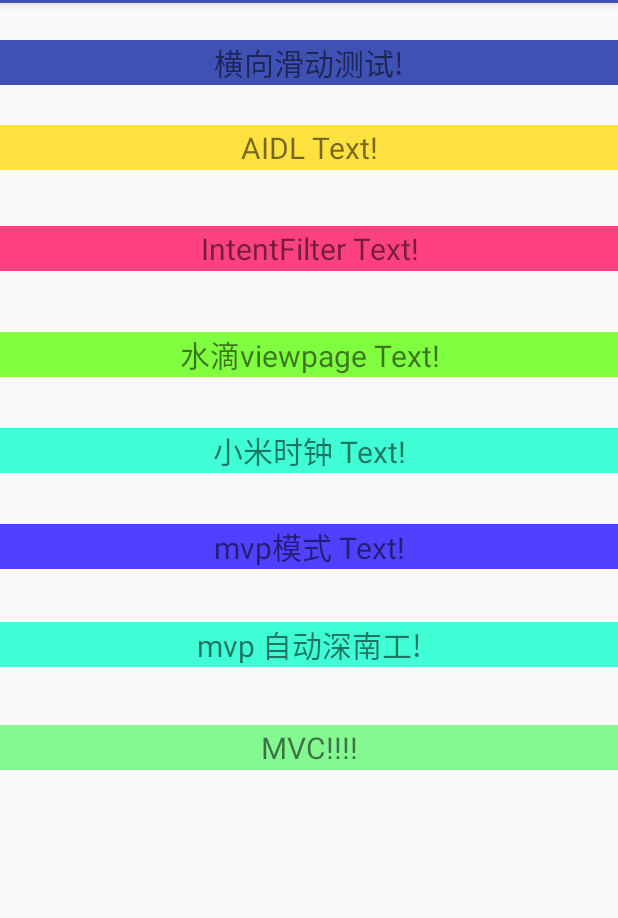
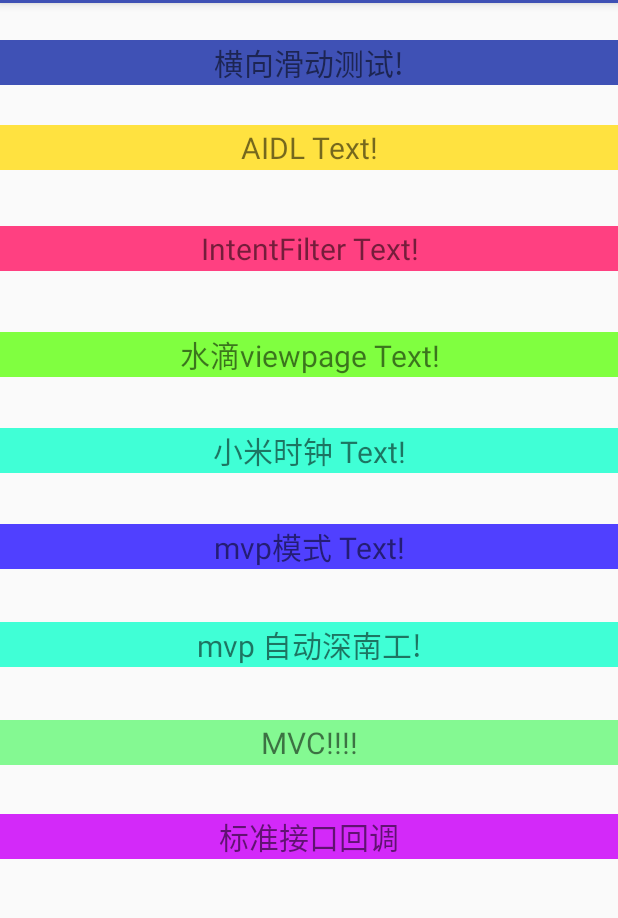
Before and after one commit to weixiaoming666/TextDemo, an Android app: the screen it shows after launch (MainActivity), on a phone screen of 412 x 824 dp, the part 81-999 px from its top. Run offline under Robolectric (Android 15) with nearby library versions, the phone set to English and light mode, and no system bars.

Commit message:
写一个标准的接口回调   还行  但是 存在问题是 aty 之间的 跳转不能传递 上下文

```diff
--- a/app/src/main/AndroidManifest.xml
+++ b/app/src/main/AndroidManifest.xml
@@ -61,7 +61,9 @@
         <activity
             android:name=".mvpdemo.MvpDemoAty"
             android:label="@string/title_activity_mvp_demo_aty" />
-        <activity android:name=".mvc.WeatherAtyTest"></activity>
+        <activity android:name=".mvc.WeatherAtyTest" />
+        <activity android:name=".interfacecallback.Aaty" />
+        <activity android:name=".interfacecallback.Baty"></activity>
     </application>
 
 </manifest>
--- a/app/src/main/java/com/example/administrator/textdemo/MainActivity.java
+++ b/app/src/main/java/com/example/administrator/textdemo/MainActivity.java
@@ -13,6 +13,7 @@ import android.widget.Toast;
 import com.example.administrator.textdemo.aidl.AIDLAty;
 import com.example.administrator.textdemo.horizontallistView.DemoOne;
 import com.example.administrator.textdemo.intentfilter.IntentFilterDemoAty;
+import com.example.administrator.textdemo.interfacecallback.Aaty;
 import com.example.administrator.textdemo.mvc.WeatherAtyTest;
 import com.example.administrator.textdemo.mvpdemo.MvpDemoAty;
 import com.example.administrator.textdemo.mvpdemo.MyMVPdemoAty;
@@ -83,4 +84,7 @@ public class MainActivity extends AppCompatActivity {
     public void jumpmvc(View view) {
         jump2Aty(WeatherAtyTest.class);
     }
+// 接口回调
+    public void callback(View view) {
+        jump2Aty(Aaty.class);}
 }
--- a/app/src/main/java/com/example/administrator/textdemo/mvc/OnWeatherListener.java
+++ b/app/src/main/java/com/example/administrator/textdemo/mvc/OnWeatherListener.java
@@ -3,7 +3,7 @@ package com.example.administrator.textdemo.mvc;
 /**
  * Created by Administrator on 2018/4/4.
  */
-
+// mvp  中的接口
 interface OnWeatherListener {
     void onSuccess(Weather weather);
     void onFail(String message);
--- a/app/src/main/java/com/example/administrator/textdemo/mvc/Weather.java
+++ b/app/src/main/java/com/example/administrator/textdemo/mvc/Weather.java
@@ -3,7 +3,7 @@ package com.example.administrator.textdemo.mvc;
 /**
  * Created by Administrator on 2018/4/4.
  */
-
+//mvp  中的 M
 public class Weather {
 
     /**
--- a/app/src/main/java/com/example/administrator/textdemo/mvc/WeatherAtyTest.java
+++ b/app/src/main/java/com/example/administrator/textdemo/mvc/WeatherAtyTest.java
@@ -10,7 +10,7 @@ import com.example.administrator.textdemo.ToastUtils;
 import com.example.administrator.textdemo.retrofit.GetData;
 import com.example.administrator.textdemo.retrofit.NetRequest_Interface;
 import com.example.administrator.textdemo.retrofit.RetrofitNetImp;
-
+//https://www.jianshu.com/p/734d3693da02    这也是个mvp
 public class WeatherAtyTest extends AppCompatActivity implements OnWeatherListener,GetData<Weather>{
     private TextView tv_city,tv_temp,tv_WD,tv_SD,tv_time;
     private WeatherModel weatherModel;
@@ -24,7 +24,6 @@ public class WeatherAtyTest extends AppCompatActivity implements OnWeatherListen
         tv_temp = (TextView) findViewById(R.id.tv_temp);
         tv_time = (TextView) findViewById(R.id.tv_time);
         weatherModel = new WeatherModelImpl();
-
     }
 
     @Override
--- a/app/src/main/java/com/example/administrator/textdemo/mvc/WeatherModel.java
+++ b/app/src/main/java/com/example/administrator/textdemo/mvc/WeatherModel.java
@@ -3,7 +3,7 @@ package com.example.administrator.textdemo.mvc;
 /**
  * Created by Administrator on 2018/4/4.
  */
-
+//mvp  中的 接口
 public interface WeatherModel {
     void getWeather(String cityNumber, OnWeatherListener listener);
 }
--- a/app/src/main/java/com/example/administrator/textdemo/mvc/WeatherModelImpl.java
+++ b/app/src/main/java/com/example/administrator/textdemo/mvc/WeatherModelImpl.java
@@ -10,7 +10,7 @@ import retrofit2.http.GET;
 
 /**
  * Created by Administrator on 2018/4/4.
- *
+ *   MVP   中的   P
  */
 
 public class WeatherModelImpl implements WeatherModel {
--- a/app/src/main/java/com/example/administrator/textdemo/mvpdemo/MyMVPdemoAty.java
+++ b/app/src/main/java/com/example/administrator/textdemo/mvpdemo/MyMVPdemoAty.java
@@ -15,6 +15,7 @@ import com.example.administrator.textdemo.ToastUtils;
  * Created by Administrator on 2018/4/4.
  */
 //mvp 调用顺序
+//    https://www.jianshu.com/p/734d3693da02
 public class MyMVPdemoAty extends AppCompatActivity {
     private AutoCompleteTextView mEmailView;
     private EditText mPasswordView;
--- a/app/src/main/res/layout/activity_main.xml
+++ b/app/src/main/res/layout/activity_main.xml
@@ -108,6 +108,21 @@
         app:layout_constraintHorizontal_bias="0.0"
         app:layout_constraintVertical_bias="0.559" />
     <TextView
+        android:background="@color/callback"
+        android:gravity="center"
+        android:textSize="20sp"
+        android:onClick="callback"
+        android:layout_width="0dp"
+        android:layout_height="30dp"
+        android:text="标准接口回调"
+        app:layout_constraintBottom_toBottomOf="parent"
+        app:layout_constraintLeft_toLeftOf="parent"
+        app:layout_constraintRight_toRightOf="parent"
+        app:layout_constraintTop_toTopOf="parent"
+        app:layout_constraintHorizontal_bias="0.0"
+        app:layout_constraintVertical_bias="0.733" />
+
+    <TextView
         android:background="@color/mvc"
         android:gravity="center"
         android:textSize="20sp"
@@ -120,5 +135,5 @@
         app:layout_constraintRight_toRightOf="parent"
         app:layout_constraintTop_toTopOf="parent"
         app:layout_constraintHorizontal_bias="0.0"
-        app:layout_constraintVertical_bias="0.652" />
+        app:layout_constraintVertical_bias="0.648" />
 </android.support.constraint.ConstraintLayout>
--- a/app/src/main/res/values/colors.xml
+++ b/app/src/main/res/values/colors.xml
@@ -9,4 +9,5 @@
     <color name="micolor">#40ffd6</color>
     <color name="mvp">#5040ff</color>
     <color name="mvc">#851af934</color>
+    <color name="callback">#eed01af9</color>
 </resources>
```
Also changed, not shown: app/src/main/java/com/example/administrator/textdemo/interfacecallback/Aaty.java (added, +36 -0 lines), app/src/main/java/com/example/administrator/textdemo/interfacecallback/AtyFactory.java (added, +11 -0 lines), app/src/main/java/com/example/administrator/textdemo/interfacecallback/Baty.java (added, +28 -0 lines), app/src/main/java/com/example/administrator/textdemo/interfacecallback/DataChanged.java (added, +9 -0 lines), app/src/main/res/layout/activity_aaty.xml (added, +19 -0 lines), app/src/main/res/layout/activity_baty.xml (added, +14 -0 lines).
